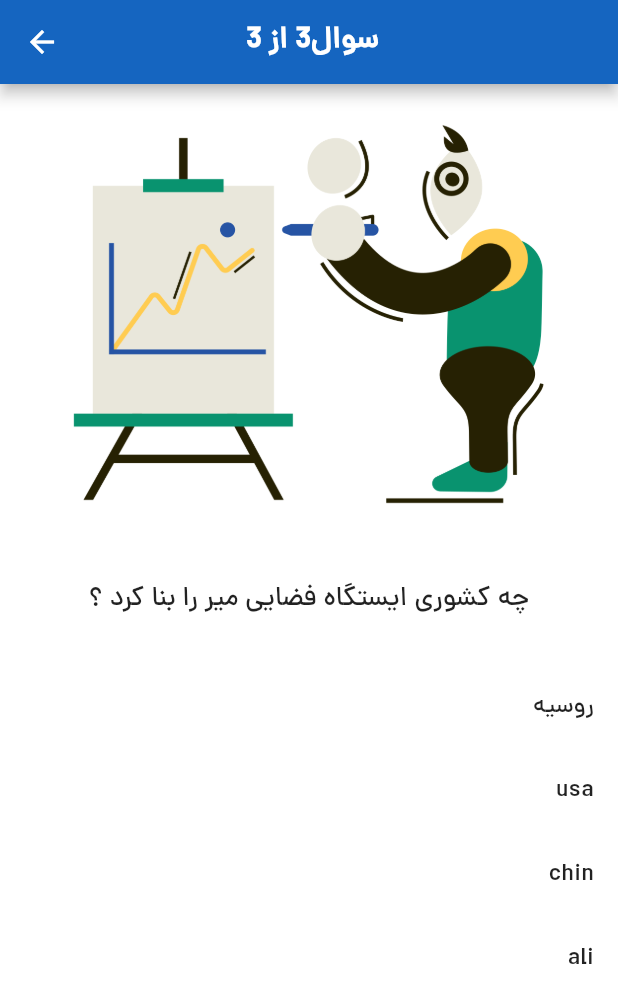
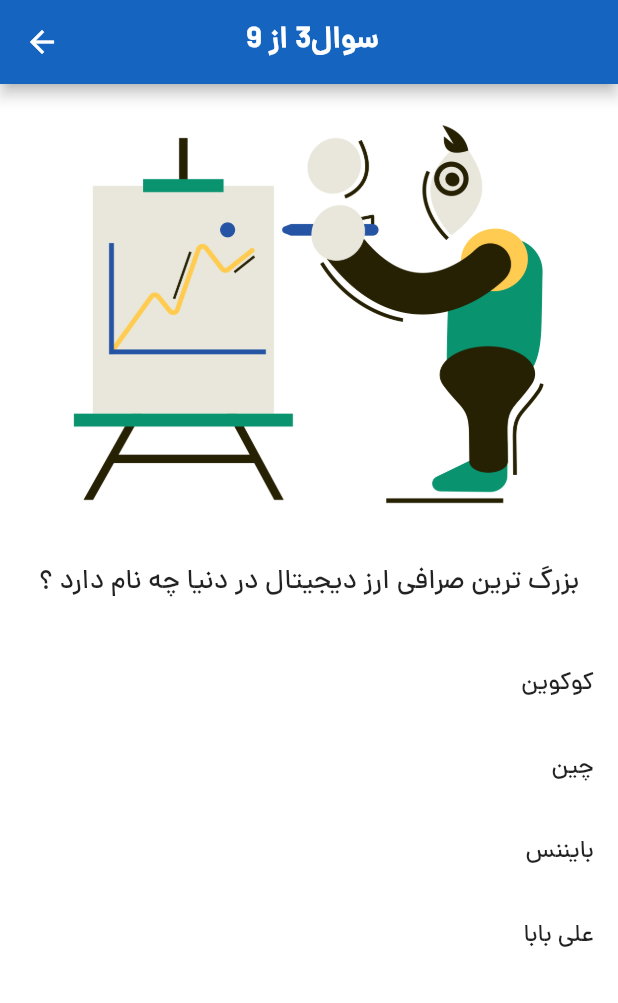
Before and after one commit to omidkarami77/quiz_application, a Flutter app: the QuizPage screen opened directly, after a tap on "امید کرمی", after a tap on "آمریکا", on a phone screen of 412 x 824 dp. Shown: the top 1003 px of the screen. Run offline on Flutter 3.47's test engine with Material 2 defaults, Android fonts, the phone set to English and light mode, and no system bars.

Commit message:
finish v1

```diff
--- a/lib/constants/Constants.dart
+++ b/lib/constants/Constants.dart
@@ -18,12 +18,67 @@ List<Question> getQuestions() {
 
 
   var thirdQuestion = Question();
-  thirdQuestion.questionTitle = 'چه کشوری ایستگاه فضایی میر را بنا کرد ؟‌ ';
+  thirdQuestion.questionTitle = 'بزرگ ترین صرافی ارز دیجیتال در دنیا چه نام دارد ؟‌ ';
   thirdQuestion.imageNameNumber = '3';
-  thirdQuestion.answerList = ['روسیه', 'usa', 'chin', 'ali'];
-  thirdQuestion.correctAnswer = 0;
+  thirdQuestion.answerList = ['کوکوین', 'چین', 'بایننس', 'علی بابا'];
+  thirdQuestion.correctAnswer = 2;
 
 
-  List<Question> questions = [firstQuestion, secondQuestion,thirdQuestion];
+  var four = Question();
+  four.questionTitle = 'یک زیردریایی در عمق 420 متری دریا و غواصی در عمق 300 متری دریا قرار دارند. کدام عدد موقعیت زیردریایی نسبت به غواص را درست نشان می‌دهد؟';
+  four.imageNameNumber = '4';
+  four.answerList = ['+120', '-120', '+720', '-420'];
+  four.correctAnswer = 1;
+
+
+
+  var five = Question();
+  five.questionTitle = 'برای صید ماهی در کدام یک از مناطق زیر نیاز به لوازم پیشرفتۀ ماهیگیری و سردخانه است؟';
+  five.imageNameNumber = '5';
+  five.answerList = ['اطراف چابهار', 'رودخانه کارون', 'سواحل خلیج فارس', 'سواحل روسیه'];
+  five.correctAnswer = 0;
+
+  var six = Question();
+  six.questionTitle = 'کاشف الکل کیست ؟';
+  six.imageNameNumber = '6';
+  six.answerList = ['زکریای ناراضی', 'زکریای نسبتا راضی', 'داداش زکریای راضی', 'زکریای رازی'];
+  six.correctAnswer = 3;
+
+
+
+  var seven = Question();
+  seven.questionTitle = 'چه کسی رکورد پرش با نیزه را در سطح ملی جا به جا کرد ؟';
+  seven.imageNameNumber = '7';
+  seven.answerList = ['امیر علی اکبری', 'کانر', 'خبیب', 'ارشیا مصدقی'];
+  seven.correctAnswer = 3;
+
+
+
+
+  var eight = Question();
+  eight.questionTitle = 'اولین ایرانی که به فضا رفت ؟‌ ';
+  eight.imageNameNumber = '8';
+  eight.answerList = ['پوتین', 'ترامپ', 'انوشه انصاری', 'هیچ کدام'];
+  eight.correctAnswer = 2;
+
+
+
+  var nine = Question();
+  nine.questionTitle = 'نام طرح اولیه اینترنت چه بود ؟';
+  nine.imageNameNumber = '9';
+  nine.answerList = ['نت نت', 'اونترنت', 'آرپانت', 'اینترنت'];
+  nine.correctAnswer = 2;
+
+
+
+
+
+  List<Question> questions = [firstQuestion, secondQuestion,thirdQuestion,four,five,six,seven,eight,nine];
   return questions;
+
+
+
+
+
+
 }
--- a/lib/quiz_page.dart
+++ b/lib/quiz_page.dart
@@ -1,6 +1,7 @@
 import 'package:flutter/material.dart';
 import 'package:quiz_application/constants/Constants.dart';
 import 'package:quiz_application/data/Question.dart';
+import 'package:quiz_application/screens/result_screen.dart';
 
 class QuizPage extends StatefulWidget {
   const QuizPage({Key? key}) : super(key: key);
@@ -9,10 +10,39 @@ class QuizPage extends StatefulWidget {
   State<QuizPage> createState() => _QuizPageState();
 }
 
+
+
+
+
+
+
+
+
+
 class _QuizPageState extends State<QuizPage> {
   int shownQuestionIndex = 0;
   Question? selectedQuestion;
   bool isFinalAsnwerSubmitted = false;
+  int correctAnswer = 0;
+  List<String> correctAnswerIndex = [];
+
+
+
+
+
+
+
+
+
+
+
+
+
+
+
+
+
+
 
   @override
   Widget build(BuildContext context) {
@@ -23,6 +53,13 @@ class _QuizPageState extends State<QuizPage> {
         title: Text('${selectedQuestion!.answerList[index]}',
             textAlign: TextAlign.end),
         onTap: () {
+          if (selectedQuestion!.correctAnswer == index) {
+            print('correct');
+            correctAnswer += 1;
+          } else {
+            print('incorrect');
+          }
+
           if (shownQuestionIndex == getQuestions().length - 1) {
             isFinalAsnwerSubmitted = true;
           }
@@ -41,7 +78,7 @@ class _QuizPageState extends State<QuizPage> {
       appBar: AppBar(
         backgroundColor: Colors.blue[800],
         title: Text(
-          ' سوال${shownQuestionIndex +1} از ${getQuestions().length}',
+          ' سوال${shownQuestionIndex + 1} از ${getQuestions().length}',
           style: TextStyle(fontWeight: FontWeight.bold),
         ),
         centerTitle: true,
@@ -57,22 +94,28 @@ class _QuizPageState extends State<QuizPage> {
                   AssetImage('images/${selectedQuestion!.imageNameNumber}.png'),
             ),
             SizedBox(
-              height: 30,
+              height: 3,
             ),
-            Text(
-              selectedQuestion!.questionTitle,
-              textAlign: TextAlign.center,
-              style: TextStyle(fontSize: 18),
+            Padding(
+              padding: EdgeInsets.all(16),
+              child: Text(
+                selectedQuestion!.questionTitle,
+                textAlign: TextAlign.center,
+                style: TextStyle(fontSize: 18),
+              ),
             ),
             SizedBox(
-              height: 30,
+              height: 10,
             ),
             ...List.generate(4, (index) {
               return getOptionItem(index);
             }),
             if (isFinalAsnwerSubmitted)
               ElevatedButton(
-                onPressed: () {},
+                onPressed: () {
+                  Navigator.of(context).push(MaterialPageRoute(
+                      builder: (BuildContext build) => ResultScreen(resultAnswer: correctAnswer,)));
+                },
                 child: Text(
                   'مشاهده نتایج آزمون',
                   style: TextStyle(
--- a/pubspec.yaml
+++ b/pubspec.yaml
@@ -29,6 +29,12 @@ environment:
 dependencies:
   flutter:
     sdk: flutter
+  flutter_launcher_icons: ^0.9.2
+flutter_icons:
+  android: true
+  ios: true
+  image_path: "images/quiz.png"
+
 
 
   # The following adds the Cupertino Icons font to your application.
```
Also changed, not shown: lib/screens/result_screen.dart (added, +46 -0 lines), images/quiz.png (added), pubspec.lock, 23 other files.
